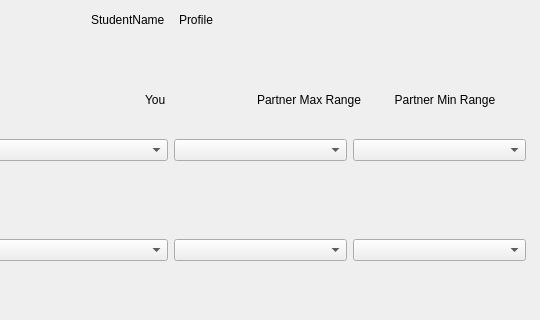
Before: the Qt Designer form D1/studentprofileview.ui in GuelorEmanuel/Team-Tech-Support, drawn with Qt 5; both pictures show x 195 to 735 and y 0 to 320 of the 735 by 574 pixel window.
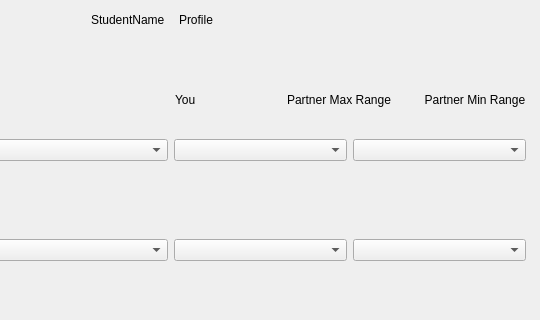
After: the same form once the commit is applied.

What changed in the file:
```diff
--- a/D1/studentprofileview.ui
+++ b/D1/studentprofileview.ui
@@ -187,7 +187,7 @@
   <widget class="QWidget" name="">
    <property name="geometry">
     <rect>
-     <x>340</x>
+     <x>370</x>
      <y>90</y>
      <width>351</width>
      <height>20</height>
```
Left out of the diff: 6 changed lines with no effect on the pictures.
